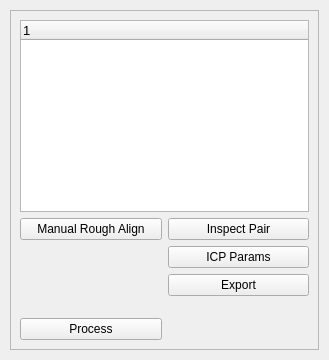
Qt form src/meshlabplugins/editalign/alignDialog.ui (cnr-isti-vclab/meshlab) before a commit.
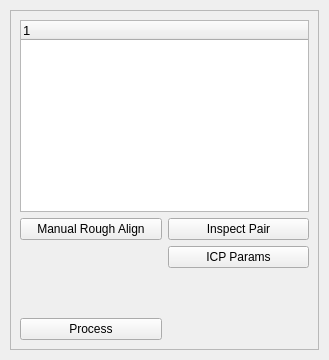
The same form after that commit.

Patch:
```diff
--- a/src/meshlabplugins/editalign/alignDialog.ui
+++ b/src/meshlabplugins/editalign/alignDialog.ui
@@ -102,13 +102,6 @@
           </property>
          </widget>
         </item>
-        <item>
-         <widget class="QPushButton" name="exportButton" >
-          <property name="text" >
-           <string>Export</string>
-          </property>
-         </widget>
-        </item>
         <item>
          <spacer>
           <property name="orientation" >
```
